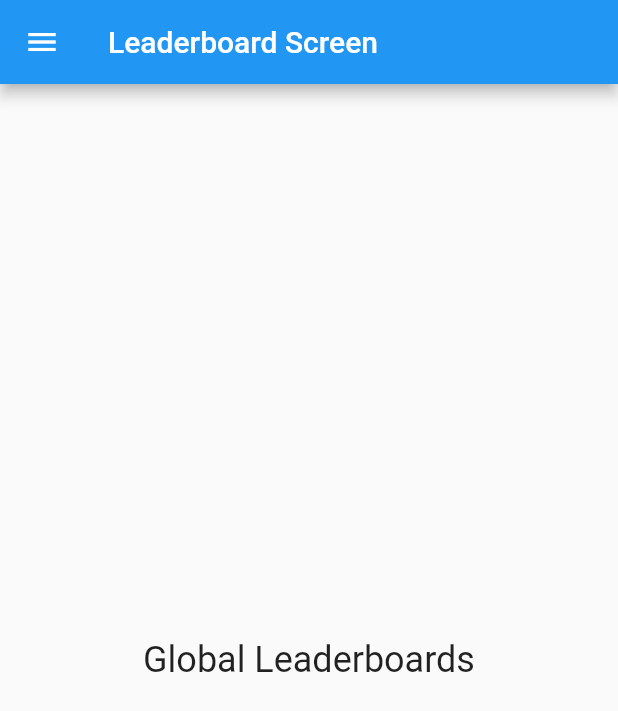
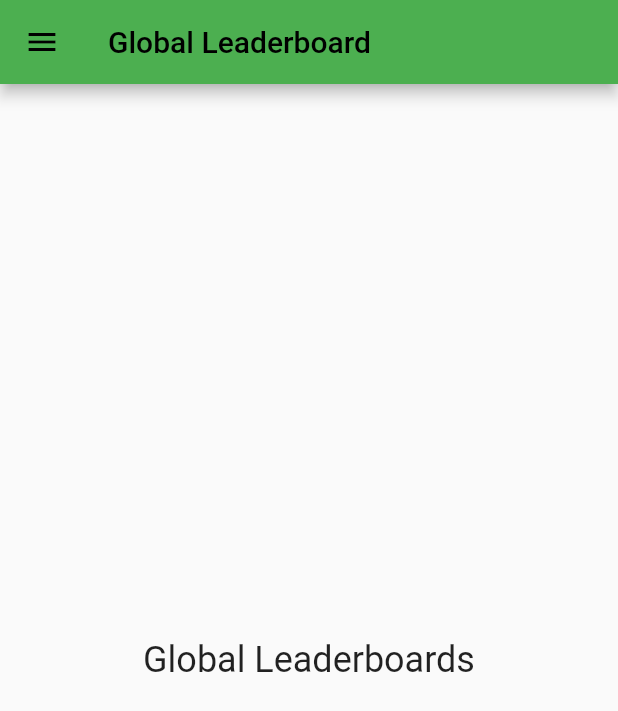
Before and after one commit to aqaz99/Askcent, a Flutter app: the LeaderboardScreen screen opened directly, on a phone screen of 412 x 824 dp. Shown: the top 711 px of the screen. Run offline on Flutter 3.47's test engine with Material 2 defaults, Android fonts, the phone set to English and light mode, and no system bars; our stand-ins replace geolocator, google_maps_flutter.

Commit message:
Made everything green and black

```diff
--- a/lib/drawer.dart
+++ b/lib/drawer.dart
@@ -23,7 +23,7 @@ class AskcentDrawer extends StatelessWidget {
         children: [
           const DrawerHeader(
             decoration: BoxDecoration(
-              color: Color.fromARGB(255, 186, 50, 228),
+              color: Colors.green,
             ),
             child: Text('Screens'),
           ),
--- a/lib/leaderboard.dart
+++ b/lib/leaderboard.dart
@@ -7,7 +7,15 @@ class LeaderboardScreen extends StatelessWidget {
   @override
   Widget build(BuildContext context) {
     return Scaffold(
-      appBar: AppBar(title: const Text('Leaderboard Screen')),
+      appBar: AppBar(
+        // Here we take the value from the MyHomePage object that was created by
+        // the App.build method, and use it to set our appbar title.
+        title: const Text(
+          "Global Leaderboard",
+          style: TextStyle(color: Colors.black),
+        ),
+        iconTheme: const IconThemeData(color: Colors.black),
+      ),
       drawer: const AskcentDrawer(),
       body: const Center(
         child: Text(
```
Also changed, not shown: lib/game.dart (+11 -2 lines), lib/main.dart (+6 -11 lines), lib/previous_games.dart (+9 -1 lines), lib/settings.dart (+9 -1 lines), lib/upload_entry.dart (+9 -1 lines).
